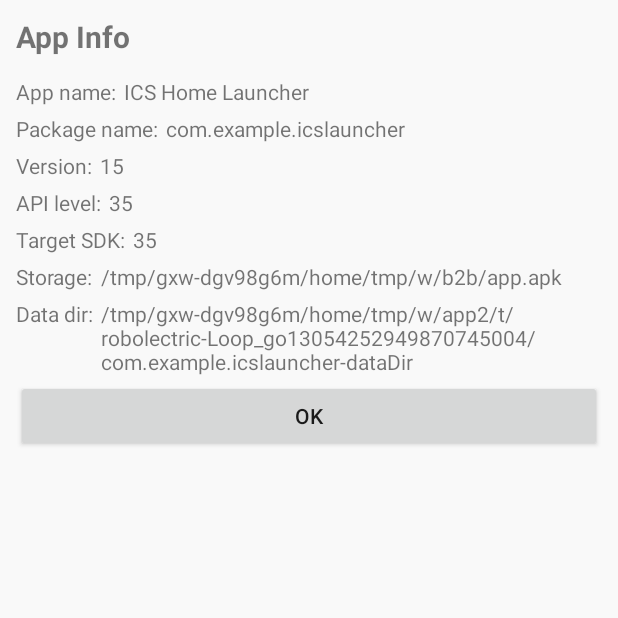
After one commit to YoanValko/mondroid-4, an Android app: the ICSAppInfoActivity screen opened directly, with no data from a screen before it, on a phone screen of 412 x 824 dp, the top half of it. The commit adds this screen. Run offline under Robolectric (Android 15) with nearby library versions, the phone set to English and light mode, and no system bars; our stand-ins replace androidx.preference.

Commit message:
Add App Info activity, register in manifest, add to shortcuts

```diff
--- a/app/src/main/AndroidManifest.xml
+++ b/app/src/main/AndroidManifest.xml
@@ -219,6 +219,14 @@
             android:screenOrientation="unspecified"
             android:exported="true"/>
 
+        <!-- App Info activity. -->
+        <activity
+            android:name=".apps.ICSAppInfoActivity"
+            android:label="@string/app_info"
+            android:theme="@style/Theme.ICSLauncher"
+            android:screenOrientation="unspecified"
+            android:exported="true"/>
+
         <!-- Clock widget provider. -->
         <receiver
             android:name=".apps.ICSClockWidgetProvider"
--- /dev/null
+++ b/app/src/main/java/com/example/icslauncher/apps/ICSAppInfoActivity.java
@@ -0,0 +1,88 @@
+package com.example.icslauncher.apps;
+
+import android.content.Intent;
+import android.content.pm.ApplicationInfo;
+import android.content.pm.PackageManager;
+import android.os.Bundle;
+import android.view.View;
+import android.widget.Button;
+import android.widget.LinearLayout;
+import android.widget.TextView;
+
+import androidx.appcompat.app.AppCompatActivity;
+
+import com.example.icslauncher.R;
+
+/**
+ * App Info screen showing details about the ICS Home Launcher itself.
+ */
+public class ICSAppInfoActivity extends AppCompatActivity {
+
+    @Override
+    protected void onCreate(Bundle savedInstanceState) {
+        super.onCreate(savedInstanceState);
+
+        LinearLayout root = new LinearLayout(this);
+        root.setOrientation(LinearLayout.VERTICAL);
+        root.setPadding(16, 16, 16, 16);
+
+        TextView title = new TextView(this);
+        title.setText("App Info");
+        title.setTextSize(20);
+        title.setTypeface(android.graphics.Typeface.DEFAULT, android.graphics.Typeface.BOLD);
+        title.setPadding(0, 0, 0, 16);
+        root.addView(title);
+
+        try {
+            PackageManager pm = getPackageManager();
+            ApplicationInfo appInfo = pm.getApplicationInfo(getPackageName(), 0);
+
+            addInfoRow(root, "App name", getString(R.string.app_name));
+            addInfoRow(root, "Package name", getPackageName());
+            addInfoRow(root, "Version", android.os.Build.VERSION.RELEASE);
+            addInfoRow(root, "API level", String.valueOf(android.os.Build.VERSION.SDK_INT));
+            addInfoRow(root, "Target SDK", String.valueOf(android.os.Build.VERSION.SDK_INT));
+            addInfoRow(root, "Storage", appInfo.sourceDir);
+            addInfoRow(root, "Data dir", appInfo.dataDir);
+
+        } catch (PackageManager.NameNotFoundException e) {
+            TextView error = new TextView(this);
+            error.setText("Error loading app info: " + e.getMessage());
+            error.setTextColor(0xFFFF0000);
+            root.addView(error);
+        }
+
+        Button btnOk = new Button(this);
+        btnOk.setText("OK");
+        btnOk.setOnClickListener(v -> finish());
+        root.addView(btnOk);
+
+        setContentView(root);
+    }
+
+    private void addInfoRow(LinearLayout root, String label, String value) {
+        LinearLayout row = new LinearLayout(this);
+        row.setOrientation(LinearLayout.HORIZONTAL);
+        row.setPadding(0, 4, 0, 4);
+
+        TextView lbl = new TextView(this);
+        lbl.setText(label + ":");
+        lbl.setTextSize(14);
+        lbl.setLayoutParams(new LinearLayout.LayoutParams(
+                LinearLayout.LayoutParams.WRAP_CONTENT,
+                LinearLayout.LayoutParams.WRAP_CONTENT));
+        lbl.setPadding(0, 0, 8, 0);
+
+        TextView val = new TextView(this);
+        val.setText(value);
+        val.setTextSize(14);
+        val.setLayoutParams(new LinearLayout.LayoutParams(
+                LinearLayout.LayoutParams.WRAP_CONTENT,
+                LinearLayout.LayoutParams.WRAP_CONTENT));
+        val.setSingleLine(false);
+
+        row.addView(lbl);
+        row.addView(val);
+        root.addView(row);
+    }
+}
--- a/app/src/main/java/com/example/icslauncher/launcher/ICSLauncherActivity.java
+++ b/app/src/main/java/com/example/icslauncher/launcher/ICSLauncherActivity.java
@@ -81,6 +81,7 @@ public class ICSLauncherActivity extends AppCompatActivity {
             new Shortcut(R.string.app_notes, "com.example.icslauncher", ".apps.ICSNotesActivity"),
             new Shortcut(R.string.app_file_manager, "com.example.icslauncher", ".apps.ICSFileManagerActivity"),
             new Shortcut(R.string.app_settings, "com.example.icslauncher", ".apps.ICSSettingsActivity"),
+            new Shortcut(R.string.app_info, "com.example.icslauncher", ".apps.ICSAppInfoActivity"),
             new Shortcut(R.string.settings, "com.example.icslauncher", ".settings.SettingsActivity"),
             new Shortcut(R.string.wallpaper, "com.example.icslauncher", ".wallpaper.WallpaperPickerActivity"),
     };
--- a/app/src/main/res/values/strings.xml
+++ b/app/src/main/res/values/strings.xml
@@ -33,6 +33,7 @@
     <string name="app_notes">Notes</string>
     <string name="app_file_manager">File Manager</string>
     <string name="app_settings">Settings</string>
+    <string name="app_info">App Info</string>
 
     <!-- Wallpaper -->
     <string name="wallpaper_ics_default">Ice Cream Sandwich (default)</string>
```
Also changed, not shown: 34 other files.
